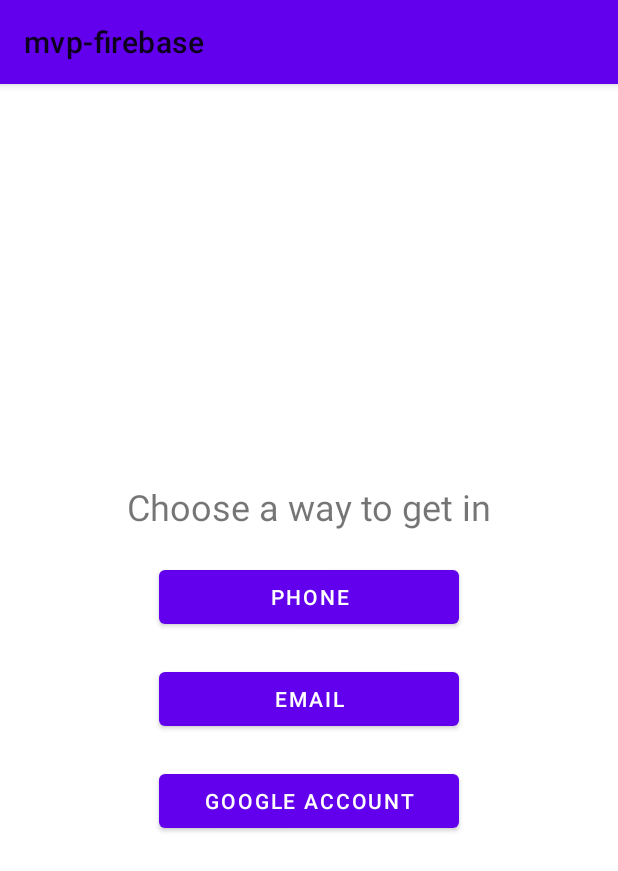
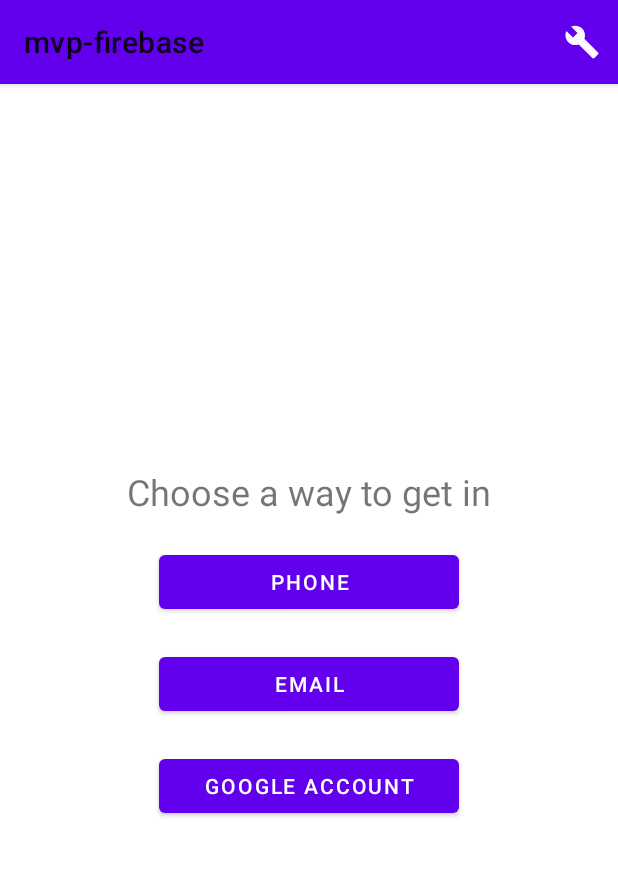
Before and after one commit to alina-saetova/mvp-firebase, an Android app: the screen it shows after launch (MainActivity), on a phone screen of 412 x 824 dp. Shown: the top 871 px of the screen. Run offline under Robolectric (Android 15) with nearby library versions, the phone set to English and light mode, and no system bars; our stand-ins replace AdMob, Firebase (no records; nobody signed in at launch, a user with empty details on screens opened directly), data binding; libraries missing offline, so code that uses them is left out: com.crashlytics.android.

Commit message:
add crashlytics, crash button and ads view

```diff
--- a/mvp-firebase/app/build.gradle
+++ b/mvp-firebase/app/build.gradle
@@ -3,6 +3,7 @@ apply plugin: 'kotlin-android'
 apply plugin: 'kotlin-android-extensions'
 apply plugin: 'com.google.gms.google-services'
 apply plugin: 'kotlin-kapt'
+apply plugin: 'io.fabric'
 
 android {
     compileSdkVersion 29
@@ -60,8 +61,8 @@ dependencies {
     implementation 'com.google.android.gms:play-services-auth:18.0.0'
     implementation 'com.google.firebase:firebase-database-ktx:19.3.0'
     implementation 'com.firebaseui:firebase-ui-database:6.2.1'
-
-    // Needed to fix a dependency conflict with FirebaseUI'
+    implementation 'com.google.android.gms:play-services-ads:19.1.0'
+    implementation 'com.crashlytics.sdk.android:crashlytics:2.10.1'
     implementation 'androidx.arch.core:core-runtime:2.1.0'
 
     //Dagger
--- a/mvp-firebase/app/src/main/AndroidManifest.xml
+++ b/mvp-firebase/app/src/main/AndroidManifest.xml
@@ -20,6 +20,9 @@
                 <category android:name="android.intent.category.LAUNCHER" />
             </intent-filter>
         </activity>
+        <meta-data
+            android:name="com.google.android.gms.ads.APPLICATION_ID"
+            android:value="ca-app-pub-6173249438439091~9445290463"/>
     </application>
 
 </manifest>
--- a/mvp-firebase/app/src/main/java/ru/itis/mvp_firebase/ChooseWayFragment.kt
+++ b/mvp-firebase/app/src/main/java/ru/itis/mvp_firebase/ChooseWayFragment.kt
@@ -2,12 +2,14 @@ package ru.itis.mvp_firebase
 
 import android.content.Intent
 import android.os.Bundle
-import androidx.fragment.app.Fragment
 import android.view.LayoutInflater
 import android.view.View
 import android.view.ViewGroup
 import android.widget.Toast
+import androidx.fragment.app.Fragment
 import androidx.navigation.fragment.findNavController
+import com.google.android.gms.ads.AdRequest
+import com.google.android.gms.ads.MobileAds
 import com.google.android.gms.auth.api.signin.GoogleSignIn
 import com.google.android.gms.auth.api.signin.GoogleSignInClient
 import com.google.android.gms.auth.api.signin.GoogleSignInOptions
@@ -16,17 +18,26 @@ import com.google.firebase.auth.FirebaseAuth
 import com.google.firebase.auth.GoogleAuthProvider
 import ru.itis.mvp_firebase.databinding.FragmentChooseWayBinding
 
+
 class ChooseWayFragment : Fragment(), View.OnClickListener {
 
     private lateinit var binding: FragmentChooseWayBinding
     private lateinit var googleSignInClient: GoogleSignInClient
     private lateinit var firebaseAuth: FirebaseAuth
 
+    override fun onCreate(savedInstanceState: Bundle?) {
+        super.onCreate(savedInstanceState)
+        MobileAds.initialize(activity)
+    }
     override fun onCreateView(
         inflater: LayoutInflater, container: ViewGroup?,
         savedInstanceState: Bundle?
     ): View? {
         binding = FragmentChooseWayBinding.inflate(inflater)
+
+        val adRequest = AdRequest.Builder().build()
+        binding.adView.loadAd(adRequest)
+
         setOnClickListeners()
         configureGoogleClient()
         return binding.root
--- a/mvp-firebase/app/src/main/java/ru/itis/mvp_firebase/MainActivity.kt
+++ b/mvp-firebase/app/src/main/java/ru/itis/mvp_firebase/MainActivity.kt
@@ -1,7 +1,10 @@
 package ru.itis.mvp_firebase
 
+import android.os.Bundle
+import android.view.Menu
+import android.view.MenuItem
 import androidx.appcompat.app.AppCompatActivity
-import android.os.Bundle
+import com.crashlytics.android.Crashlytics
 
 class MainActivity : AppCompatActivity() {
 
@@ -9,4 +12,16 @@ class MainActivity : AppCompatActivity() {
         super.onCreate(savedInstanceState)
         setContentView(R.layout.activity_main)
     }
+
+    override fun onCreateOptionsMenu(menu: Menu?): Boolean {
+        menuInflater.inflate(R.menu.main_menu, menu)
+        return true
+    }
+
+    override fun onOptionsItemSelected(item: MenuItem): Boolean {
+        when(item.itemId) {
+            R.id.crash -> Crashlytics.getInstance().crash()
+        }
+        return true
+    }
 }
--- a/mvp-firebase/app/src/main/java/ru/itis/mvp_firebase/NoteViewHolder.kt
+++ b/mvp-firebase/app/src/main/java/ru/itis/mvp_firebase/NoteViewHolder.kt
@@ -6,8 +6,7 @@ import androidx.databinding.DataBindingUtil
 import androidx.recyclerview.widget.RecyclerView
 import ru.itis.mvp_firebase.databinding.ItemNoteBinding
 
-class NoteViewHolder (val binding: ItemNoteBinding)
-    : RecyclerView.ViewHolder(binding.root) {
+class NoteViewHolder(val binding: ItemNoteBinding) : RecyclerView.ViewHolder(binding.root) {
 
     fun bind(note: Note) {
         binding.note = note
--- a/mvp-firebase/app/src/main/java/ru/itis/mvp_firebase/PhoneAuthFragment.kt
+++ b/mvp-firebase/app/src/main/java/ru/itis/mvp_firebase/PhoneAuthFragment.kt
@@ -1,12 +1,10 @@
 package ru.itis.mvp_firebase
 
 import android.os.Bundle
-import android.util.Log
 import android.view.LayoutInflater
 import android.view.View
 import android.view.ViewGroup
 import android.widget.Toast
-import androidx.core.view.isVisible
 import androidx.fragment.app.Fragment
 import androidx.navigation.fragment.findNavController
 import com.google.firebase.FirebaseException
@@ -50,7 +48,8 @@ class PhoneAuthFragment : Fragment() {
                     60,
                     TimeUnit.SECONDS,
                     it1,
-                    mCallbacks)
+                    mCallbacks
+                )
             }
         }
     }
--- /dev/null
+++ b/mvp-firebase/app/src/main/res/drawable/ic_build_white_24dp.xml
@@ -0,0 +1,5 @@
+<vector android:height="24dp" android:tint="#FCF9FF"
+    android:viewportHeight="24.0" android:viewportWidth="24.0"
+    android:width="24dp" xmlns:android="http://schemas.android.com/apk/res/android">
+    <path android:fillColor="#FF000000" android:pathData="M22.7,19l-9.1,-9.1c0.9,-2.3 0.4,-5 -1.5,-6.9 -2,-2 -5,-2.4 -7.4,-1.3L9,6 6,9 1.6,4.7C0.4,7.1 0.9,10.1 2.9,12.1c1.9,1.9 4.6,2.4 6.9,1.5l9.1,9.1c0.4,0.4 1,0.4 1.4,0l2.3,-2.3c0.5,-0.4 0.5,-1.1 0.1,-1.4z"/>
+</vector>
--- a/mvp-firebase/app/src/main/res/layout/fragment_choose_way.xml
+++ b/mvp-firebase/app/src/main/res/layout/fragment_choose_way.xml
@@ -50,5 +50,15 @@
             android:layout_marginTop="10dp"
             android:indeterminate="true"
             android:visibility="gone"/>
+
+        <com.google.android.gms.ads.AdView
+            xmlns:ads="http://schemas.android.com/apk/res-auto"
+            android:id="@+id/adView"
+            android:layout_width="wrap_content"
+            android:layout_height="wrap_content"
+            android:layout_marginTop="20dp"
+            ads:adSize="BANNER"
+            ads:adUnitId="ca-app-pub-6173249438439091/3161091326">
+        </com.google.android.gms.ads.AdView>
     </LinearLayout>
 </layout>
--- /dev/null
+++ b/mvp-firebase/app/src/main/res/menu/main_menu.xml
@@ -0,0 +1,8 @@
+<?xml version="1.0" encoding="utf-8"?>
+<menu xmlns:app="http://schemas.android.com/apk/res-auto"
+    xmlns:android="http://schemas.android.com/apk/res/android">
+    <item android:id="@+id/crash"
+        android:title="crash"
+        android:icon="@drawable/ic_build_white_24dp"
+        app:showAsAction="collapseActionView|ifRoom" />
+</menu>
--- a/mvp-firebase/build.gradle
+++ b/mvp-firebase/build.gradle
@@ -5,12 +5,15 @@ buildscript {
     repositories {
         google()
         jcenter()
-
+        maven {
+            url 'https://maven.fabric.io/public'
+        }
     }
     dependencies {
         classpath 'com.android.tools.build:gradle:3.6.1'
         classpath "org.jetbrains.kotlin:kotlin-gradle-plugin:$kotlin_version"
         classpath 'com.google.gms:google-services:4.3.3'
+        classpath 'io.fabric.tools:gradle:1.31.2'
         // NOTE: Do not place your application dependencies here; they belong
         // in the individual module build.gradle files
     }
```
Also changed, not shown: mvp-firebase/app/src/main/java/ru/itis/mvp_firebase/EmailAuthFragment.kt (+5 -10 lines), mvp-firebase/app/src/main/java/ru/itis/mvp_firebase/RegistrationFragment.kt (+4 -9 lines), mvp-firebase/app/src/main/java/ru/itis/mvp_firebase/UserDataFragment.kt (+7 -6 lines).
